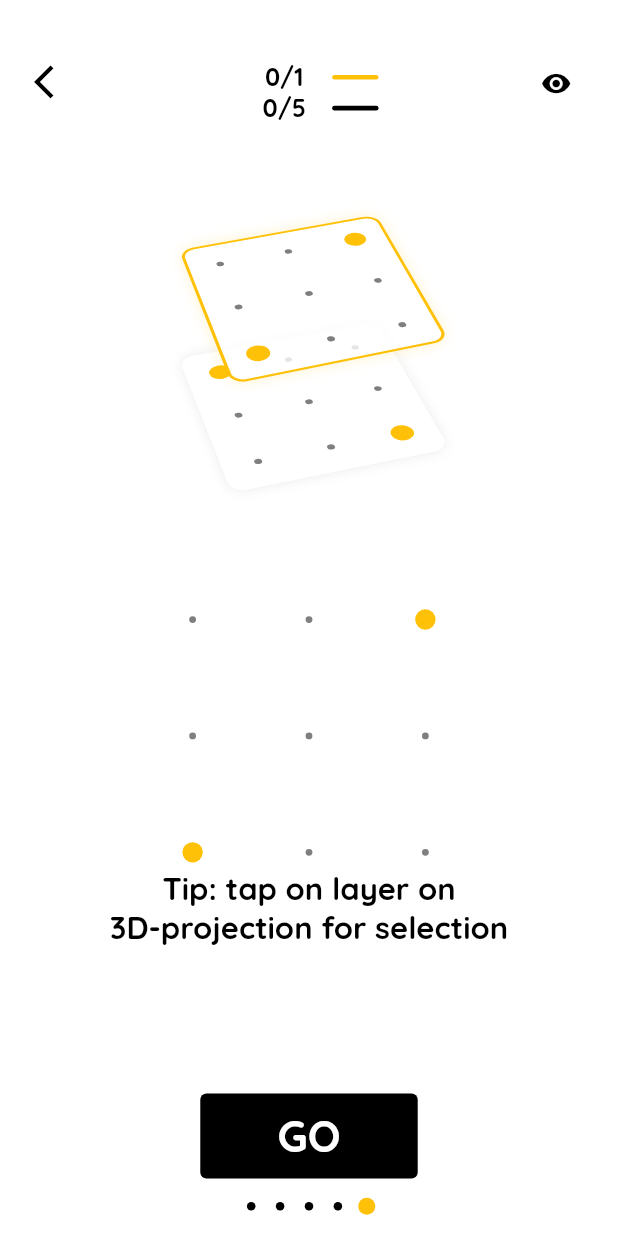
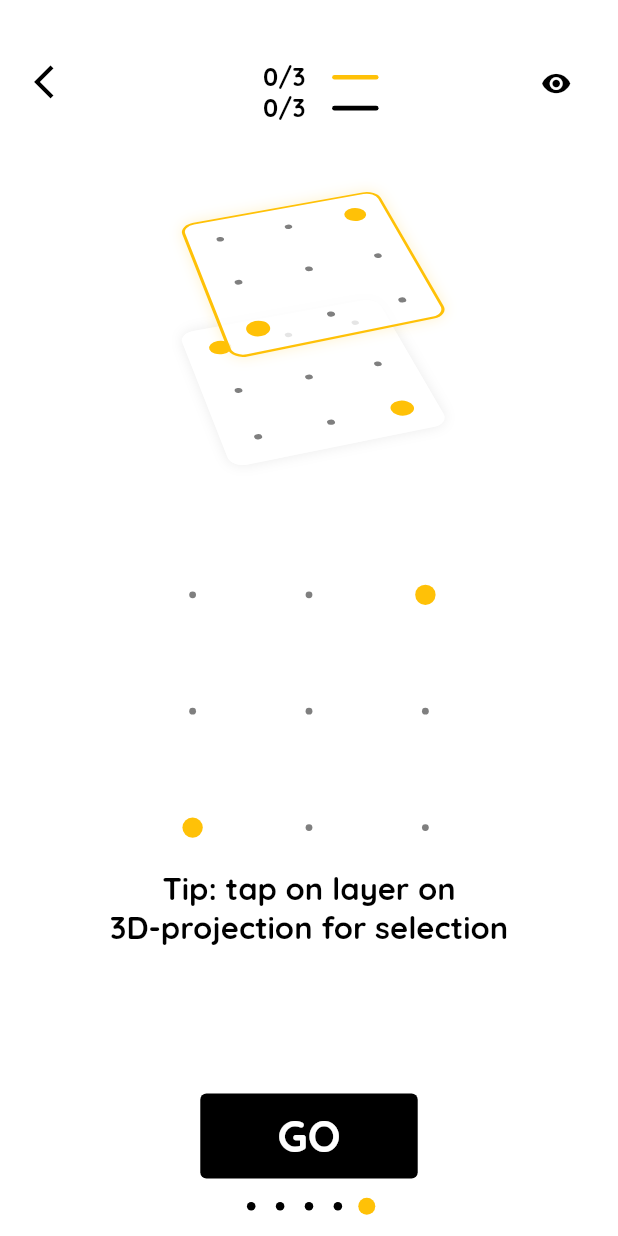
Before and after one commit to Neptune-1/optimal_routing, a Flutter app: the screen it shows after launch, swiped to page 5, on a phone screen of 412 x 824 dp. Run offline on Flutter 3.47's test engine with Material 2 defaults, Android fonts, the phone set to English and light mode, and no system bars; our stand-ins replace firebase_core, flutter_svg, google_fonts, google_mobile_ads, sentry_flutter, shared_preferences; accounts and stored records are empty.

Commit message:
fixed some bugs

```diff
--- a/lib/pages/explain_page.dart
+++ b/lib/pages/explain_page.dart
@@ -1,6 +1,5 @@
 import 'dart:async';
 
-import 'package:flutter/cupertino.dart';
 import 'package:flutter/material.dart';
 import 'package:flutter_svg/flutter_svg.dart';
 import 'package:google_fonts/google_fonts.dart';
@@ -20,7 +19,7 @@
 }
 
 class _ExplainPageState extends State<ExplainPage> with SingleTickerProviderStateMixin {
-  final PageController _pageController = PageController(keepPage: false);
+  final PageController _pageController = PageController(keepPage: true);
   final StreamController<FieldData> fieldProjectionController = StreamController<FieldData>();
   late final Stream<FieldData> fieldProjectionStream;
 
@@ -112,8 +111,7 @@
   }
 
   getSelection(Widget child, activate) {
-    return Container(
-      child: AnimatedContainer(
+    return AnimatedContainer(
       duration: const Duration(milliseconds: 300),
       decoration: BoxDecoration(
         borderRadius: BorderRadius.circular(Style.blockM * 0.5),
@@ -133,7 +131,6 @@
             child: child,
           ),
         ],
-        ),
       ),
     );
   }
@@ -304,7 +301,7 @@
                 onPressed: () {
                   if ((_pageController.page)!.round() != 4) {
                     _pageController.animateToPage((_pageController.page)!.round() + 1,
-                        duration: const Duration(milliseconds: 300), curve: Curves.easeInOut);
+                        duration: const Duration(milliseconds: 300), curve: Curves.linearToEaseOut);
                   } else {
                     Prefs.setBool("new", false);
                     Navigator.pushAndRemoveUntil(
@@ -354,7 +351,7 @@
                               width: Style.blockM * 2.5,
                               child: GestureDetector(
                                 onTap: () => _pageController.animateToPage((_pageController.page)!.round() - 1,
-                                    duration: const Duration(milliseconds: 350), curve: Curves.easeInOut),
+                                    duration: const Duration(milliseconds: 300), curve: Curves.linearToEaseOut),
                                 child: Icon(
                                   Icons.arrow_back_ios,
                                   size: Style.blockM * 1.3,
@@ -376,10 +373,10 @@
 
 
 class PageIndicator extends StatelessWidget {
-  late final int pagesNumber;
-  late final PageController controller;
+  final int pagesNumber;
+  final PageController controller;
 
-  PageIndicator({required this.pagesNumber, required this.controller});
+  const PageIndicator({Key? key, required this.pagesNumber, required this.controller}) : super(key: key);
 
   @override
   Widget build(BuildContext context) {
@@ -390,7 +387,7 @@
         double indicatorDiameter = diameter * 1;
         double spacer = diameter * 0.7;
         double pageNumDouble = controller.page ?? 0.0;
-        return Container(
+        return SizedBox(
           height: indicatorDiameter,
           width: pagesNumber * (diameter + spacer) - spacer + indicatorDiameter - diameter,
           child: Stack(
--- a/lib/pages/game_page_layers.dart
+++ b/lib/pages/game_page_layers.dart
@@ -126,14 +126,15 @@
                 children: [
                   GestureDetector(
                     onTap: () {
-                      Style.toPallet0();
                       Navigator.pop(context);
                     },
                     behavior: HitTestBehavior.translucent,
                     child: SizedBox(
                       width: Style.blockM * 3,
                       height: Style.blockM * 1.5,
-                      child: widget.example ? Container() : Icon(
+                      child: widget.example
+                          ? Container()
+                          : Icon(
                               Icons.arrow_back_ios,
                               size: Style.blockM * 1.3,
                               color: Style.primaryColor,
@@ -236,7 +237,7 @@
               widget.level == 0
                   ? Container()
                   : SizedBox(
-                      height: Style.blockM * 2,
+                      height: Style.blockM * 1.2,
                     ),
               widget.level == 0
                   ? Container()
@@ -267,52 +268,59 @@
                   ),
                 ),
               ),
-              widget.example ? Container() : SizedBox(
-                height: Style.blockM * 3,
+              widget.example
+                  ? Container()
+                  : SizedBox(
+                      height: Style.blockM * 2.5,
                       child: StreamBuilder<bool>(
                           stream: isGameOver.stream,
                           builder: (context, snapshot) {
                             ifGameIsOver();
                             return AnimatedSwitcher(
                                 duration: const Duration(milliseconds: 200),
+                                child: Align(
+                                  alignment: Alignment(0, Style.wideScreen ? 0.9 : 0.8),
                                   child: snapshot.data == true && trees[widget.level].length > gameNum
-                            ? Align(
-                                alignment: Alignment(0, Style.wideScreen ? 0.9 : 0.8),
-                                child: ElevatedButton(
+                                      ? ElevatedButton(
                                           style: ButtonStyle(
-                                      shape: MaterialStateProperty.all<RoundedRectangleBorder>(RoundedRectangleBorder(
+                                              shape: MaterialStateProperty.all<RoundedRectangleBorder>(
+                                                  RoundedRectangleBorder(
                                                 borderRadius: BorderRadius.circular(Style.blockM * 0.2),
                                               )),
                                               minimumSize: MaterialStateProperty.all(Size.zero),
                                               padding: MaterialStateProperty.all(EdgeInsets.zero),
                                               backgroundColor: MaterialStateProperty.all(Style.primaryColor),
-                                      overlayColor: MaterialStateProperty.all(Style.secondaryColor.withOpacity(0.1)),
+                                              overlayColor:
+                                                  MaterialStateProperty.all(Style.secondaryColor.withOpacity(0.1)),
                                               elevation: MaterialStateProperty.all(0)),
                                           onPressed: () {
-                                    trees[widget.level].length - 1 == gameNum ? Navigator.pop(context) : startNewGame();
+                                            trees[widget.level].length - 1 == gameNum
+                                                ? Navigator.pop(context)
+                                                : startNewGame();
                                           },
                                           child: Padding(
                                             padding: EdgeInsets.symmetric(
-                                        vertical: Style.blockM * 0.5, horizontal: 2.5 * Style.blockM),
+                                                vertical: Style.blockM * 0.3, horizontal: 2.5 * Style.blockM),
                                             child: Text(trees[widget.level].length - 1 == gameNum ? "Back" : "Next",
                                                 style: GoogleFonts.quicksand(
                                                     fontSize: Style.blockM * 1.4,
                                                     fontWeight: FontWeight.w800,
                                                     color: Style.secondaryColor)),
                                           ),
-                                ),
                                         )
                                       : Container(),
-                      );
+                                ));
                           }),
                     ),
               SizedBox(
-                height: Style.blockM * 3,
+                height: Style.blockM * 2.5,
               )
             ],
           ),
         ),
-        widget.example ? Container() : Positioned(
+        widget.example
+            ? Container()
+            : Positioned(
                 bottom: Style.blockM * 1,
                 left: Style.block * 2.5,
                 child: SizedBox(
--- a/lib/widgets/field/field_layers.dart
+++ b/lib/widgets/field/field_layers.dart
@@ -68,15 +68,39 @@
         widget.layerFullNum, (n) => List.generate(fieldSize, (x) => List.generate(fieldSize, (y) => false)));
 
     int fullNumLinesSum = widget.tree[1];
+
     for (int i = 0; i < widget.layerFullNum; i++) {
       int thisLayerLinesNum =
-          ((widget.layerFullNum - 1 == i)
-              ? fullNumLinesSum
-              : Random().nextInt(fullNumLinesSum ~/ (widget.layerFullNum - i)));
-      fullNumLinesSum -= thisLayerLinesNum;
+      ((widget.layerFullNum - 1 <= i)
+          ? ((fullNumLinesSum ~/ (widget.layerFullNum))+(fullNumLinesSum % (widget.layerFullNum)))
+          : fullNumLinesSum ~/ (widget.layerFullNum));
       fullLinesNum.add(thisLayerLinesNum);
       currentNumOfLines.add(0);
     }
+
+
+    // int fullNumLinesSum = widget.tree[1];
+    //
+    // for (int i = 0; i < widget.layerFullNum; i++) {
+    //   int thisLayerLinesNum =
+    //   ((widget.layerFullNum - 1 == i)
+    //       ? fullNumLinesSum
+    //       : Random().nextInt(fullNumLinesSum ~/ (widget.layerFullNum - i)));
+    //   fullNumLinesSum -= thisLayerLinesNum;
+    //   fullLinesNum.add(thisLayerLinesNum);
+    //   currentNumOfLines.add(0);
+    // }
+
+    // int fullNumLinesSum = widget.tree[1];
+    // var nums = List.generate(fullNumLinesSum-1, (index) => index+1);
+    // nums.shuffle();
+    // nums = nums.sublist(0, widget.layerFullNum-1);
+    // nums.sort();
+    //
+    // for (int i = 0; i < widget.layerFullNum; i++) {
+    //   fullLinesNum.add(thisLayerLinesNum);
+    //   currentNumOfLines.add(0);
+    // }
     widget.currentNumOfLines.add(LinesData(currentLinesNum: currentNumOfLines, fullLinesNum: fullLinesNum));
 
     List chosenPointsShuffle = (widget.tree[0] as List).map((e) => Point(e[0], e[1])).toList().cast<Point>();
@@ -92,7 +116,7 @@
     points = List.generate(
         widget.layerFullNum, (n) => List.generate(fieldSize, (x) => List.generate(fieldSize, (y) => false)));
 
-    widget.layerNumStream.listen((n) => setState(() => currentLayer = n));
+    widget.layerNumStream.listen((n) => mounted  ? setState(() => currentLayer = n) : null);
     widget.projectionData.add(FieldData(
         routesH: routesH,
         routesV: routesV,
--- a/lib/widgets/field/field_projection.dart
+++ b/lib/widgets/field/field_projection.dart
@@ -22,24 +22,23 @@
   State<FieldProjection> createState() => _FieldProjectionState();
 }
 
-class _FieldProjectionState extends State<FieldProjection> {
+class _FieldProjectionState extends State<FieldProjection> with SingleTickerProviderStateMixin{
   final double initialSize = Style.blockM * 7;
-  double zAngle = -0.895;
-  double yAngle = 0.296;
+  static const double initZAngle = -0.895;
+  static const double initYAngle = 0.296;
+  double zAngle = initZAngle;
+  double yAngle = initYAngle;
   int selectedLayer = 0;
   FieldData? fieldData;
+
 
   @override
   void initState() {
     widget.projectionDataStream.listen((data) {
-
-      setState(() {
-        fieldData = data;
-      });
+      if(mounted) setState(() => fieldData = data);
     });
     super.initState();
   }
-
 
   selectLayer(int num) {
     widget.layerNumController.add(num);
@@ -63,7 +62,7 @@
     final points = fieldData.points;
     final chosenPoints = fieldData.targets;
 
-    double coef = initialSize / (fieldSize * pointDiameter + spacePointPoint * (fieldSize - 1)) * 0.85;
+    final double coef = initialSize / (fieldSize * pointDiameter + spacePointPoint * (fieldSize - 1)) * 0.85;
     spacePointPoint *= coef;
     pointDiameter *= coef;
     showedPointDiameter *= coef;
@@ -165,7 +164,7 @@
     chosenPoints
         .asMap()
         .forEach((layerNum, layer) => (layer.forEach((point) => points[layerNum][point.x][point.y] = true)));
-    List<List<bool>> supportPoints = List.generate(
+    final List<List<bool>> supportPoints = List.generate(
         fieldSize,
         (x) => List.generate(fieldSize, (y) {
               int sum = 0;
@@ -173,7 +172,7 @@
               return sum > 1;
             }));
 
-    double coef = initialSize / (fieldSize * pointDiameter + spacePointPoint * (fieldSize - 1)) * 0.85;
+    final double coef = initialSize / (fieldSize * pointDiameter + spacePointPoint * (fieldSize - 1)) * 0.85;
     spacePointPoint *= coef;
     pointDiameter *= coef;
     showedPointDiameter *= coef;
@@ -367,6 +366,7 @@
         break;
     }
     int mainIndex = -1;
+    Widget supportPlane = getSupportPlane(isReversed);
     List<Widget> planes = List.generate(offsets.length, (index) {
       if (mainOrSupport[index]) mainIndex++;
 
@@ -380,8 +380,8 @@
           alignment: Alignment.center,
           child: mainOrSupport[index]
               ? getPlane(isReversed, mainIndex == selectedLayer, mainIndex)
-              : getSupportPlane(isReversed),
-        ),
+              : supportPlane,
+        )
       );
     });
     if (!isReversed) planes = planes.reversed.toList().cast<Widget>();
```
Lines whose indentation alone changed are shown as unchanged.
